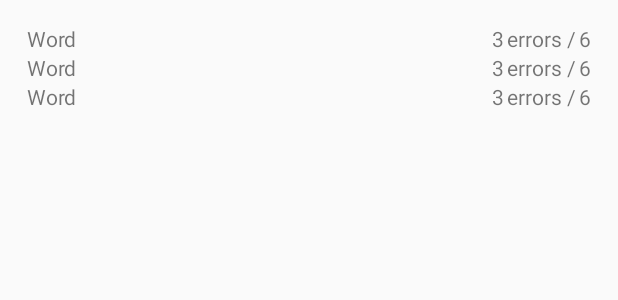
After one commit to LaurentJeanpierre1/DicteeEpron, an Android app: the layout activity_result.xml on its own in the app's theme, with its tools: preview values and no code run, on a phone screen of 412 x 824 dp. The commit adds this screen. Shown: the top 300 px of the screen. Run offline under Robolectric (Android 15) with nearby library versions, the phone set to English and light mode, and no system bars.

```diff
--- a/app/build.gradle
+++ b/app/build.gradle
@@ -30,4 +30,5 @@ dependencies {
     compile 'com.android.support:support-v4:25.0.0'
     compile 'com.android.support:support-vector-drawable:25.0.0'
     testCompile 'junit:junit:4.12'
+    compile 'com.android.support:recyclerview-v7:25.1.0'
 }
--- a/app/src/main/AndroidManifest.xml
+++ b/app/src/main/AndroidManifest.xml
@@ -19,9 +19,11 @@
             </intent-filter>
         </activity>
         <activity
-            android:parentActivityName=".DictationActivity"
             android:name=".SettingsActivity"
-            android:label="@string/title_activity_settings">
+            android:label="@string/title_activity_settings"
+            android:parentActivityName=".DictationActivity">
+        </activity>
+        <activity android:name=".ResultActivity">
         </activity>
     </application>
 
--- a/app/src/main/java/com/laurent/jeanpierre/dictee/SettingsFragment.java
+++ b/app/src/main/java/com/laurent/jeanpierre/dictee/SettingsFragment.java
@@ -3,6 +3,7 @@ package com.laurent.jeanpierre.dictee;
 import android.content.Context;
 import android.net.Uri;
 import android.os.Bundle;
+import android.preference.MultiSelectListPreference;
 import android.preference.PreferenceFragment;
 import android.support.v4.app.Fragment;
 import android.view.LayoutInflater;
@@ -24,5 +25,10 @@ public class SettingsFragment extends PreferenceFragment {
     super.onCreate(savedInstanceState);
 
     addPreferencesFromResource(R.xml.preferences);
+    MultiSelectListPreference sounds = (MultiSelectListPreference) findPreference(getString(R.string.soundsTitle));
+    String[] tab = new String[WordsDatabase.all_letters_array.size()];
+    sounds.setEntries(WordsDatabase.all_letters_array.toArray(tab));
+    sounds.setEntryValues(tab);
   }
+
 }
--- /dev/null
+++ b/app/src/main/res/layout/activity_result.xml
@@ -0,0 +1,21 @@
+<?xml version="1.0" encoding="utf-8"?>
+<RelativeLayout
+    xmlns:android="http://schemas.android.com/apk/res/android"
+    xmlns:tools="http://schemas.android.com/tools"
+    android:id="@+id/activity_result"
+    android:layout_width="match_parent"
+    android:layout_height="match_parent"
+    android:paddingBottom="@dimen/activity_vertical_margin"
+    android:paddingLeft="@dimen/activity_horizontal_margin"
+    android:paddingRight="@dimen/activity_horizontal_margin"
+    android:paddingTop="@dimen/activity_vertical_margin"
+    tools:context="com.laurent.jeanpierre.dictee.ResultActivity">
+
+    <android.support.v7.widget.RecyclerView
+        android:layout_width="match_parent"
+        android:layout_height="match_parent"
+        android:layout_centerVertical="true"
+        android:layout_centerHorizontal="true"
+        tools:listitem="@layout/word_row"
+        android:id="@+id/liste"/>
+</RelativeLayout>
--- /dev/null
+++ b/app/src/main/res/layout/word_row.xml
@@ -0,0 +1,39 @@
+<?xml version="1.0" encoding="utf-8"?>
+<LinearLayout xmlns:android="http://schemas.android.com/apk/res/android"
+              android:orientation="horizontal"
+              android:layout_width="match_parent"
+              android:layout_height="wrap_content">
+
+    <TextView
+        android:text="Word"
+        android:layout_width="0dp"
+        android:layout_height="wrap_content"
+        android:id="@+id/word"
+        android:layout_marginLeft="2dp"
+        android:layout_marginRight="2dp"
+        android:layout_weight="1"/>
+
+    <TextView
+        android:text="3"
+        android:layout_width="wrap_content"
+        android:layout_height="wrap_content"
+        android:id="@+id/nb_fail"
+        android:layout_weight="0"/>
+
+    <TextView
+        android:text="@string/errors_over"
+        android:layout_width="wrap_content"
+        android:layout_height="wrap_content"
+        android:id="@+id/text_over"
+        android:layout_marginLeft="2dp"
+        android:layout_marginRight="2dp"
+        android:layout_weight="0"/>
+
+    <TextView
+        android:text="6"
+        android:layout_width="wrap_content"
+        android:layout_height="wrap_content"
+        android:id="@+id/nb_trials"
+        android:layout_marginRight="2dp"
+        android:layout_weight="0"/>
+</LinearLayout>
--- a/app/src/main/res/menu/menu_dictation.xml
+++ b/app/src/main/res/menu/menu_dictation.xml
@@ -8,4 +8,8 @@
         android:title="@string/action_settings"
         app:showAsAction="never"
         android:enabled="true"/>
+    <item android:id="@+id/action_results"
+          android:title="Résultats"
+          app:showAsAction="ifRoom"
+          android:icon="@android:drawable/ic_menu_revert"/>
 </menu>
--- a/app/src/main/res/xml/preferences.xml
+++ b/app/src/main/res/xml/preferences.xml
@@ -4,11 +4,12 @@
     <PreferenceCategory android:title="Choix des sons">
     </PreferenceCategory>
     <MultiSelectListPreference
+        android:id="@+id/pref_list"
         android:title="@string/soundsTitle"
         android:defaultValue="@array/Sounds"
         android:entries="@array/Sounds"
         android:entryValues="@array/Sounds"
         android:key="@string/soundsTitle"
         android:persistent="true"
-        android:summary="all"/>
+        android:summary="@string/all"/>
 </PreferenceScreen>
```
Also changed, not shown: app/src/main/java/com/laurent/jeanpierre/dictee/DictationActivity.java (+46 -11 lines), app/src/main/java/com/laurent/jeanpierre/dictee/ResultActivity.java (added, +67 -0 lines), app/src/main/java/com/laurent/jeanpierre/dictee/WordsDatabase.java (+36 -9 lines), app/src/main/res/values/strings.xml (+5 -74 lines), app/src/main/res/xml/pref_data_sync.xml (deleted, +0 -21 lines), app/src/main/res/xml/pref_general.xml (deleted, +0 -33 lines), app/src/main/res/xml/pref_headers.xml (deleted, +0 -20 lines), app/src/main/res/xml/pref_notification.xml (deleted, +0 -27 lines), app/src/main/assets/words.sqlite, 1 other file.
